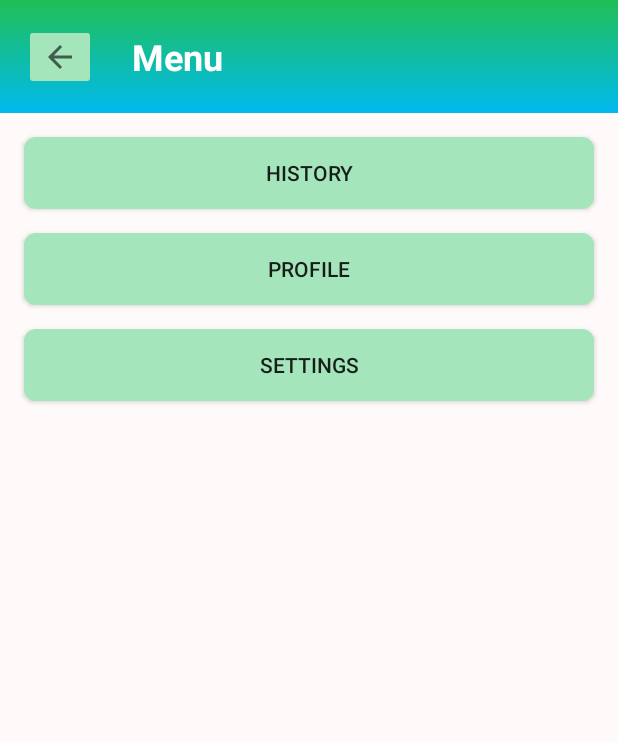
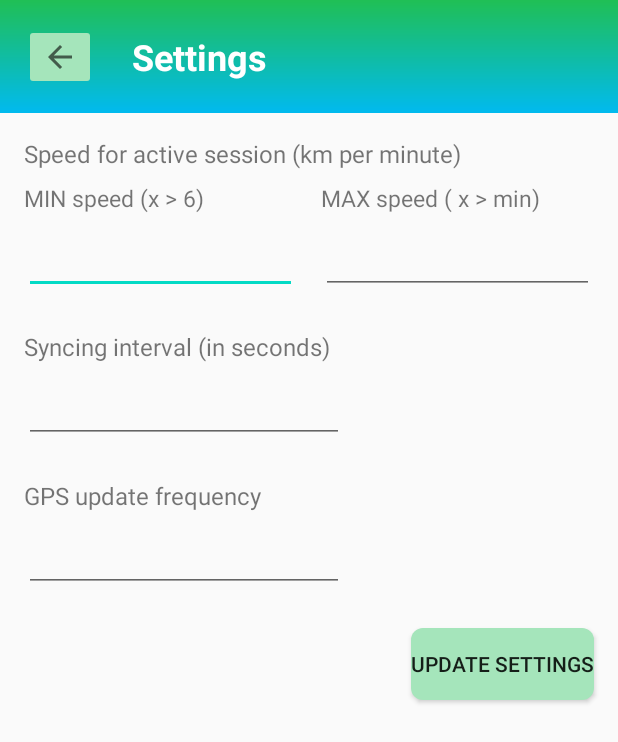
Before and after one commit to LiisMarie/Sportmap, an Android app: the MenuActivity screen opened directly, with no data from a screen before it, after a tap on "SETTINGS", on a phone screen of 412 x 824 dp. Shown: the top 742 px of the screen. Run offline under Robolectric (Android 15) with nearby library versions, the phone set to English and light mode, and no system bars.

Commit message:
settings view

```diff
--- a/app/src/main/AndroidManifest.xml
+++ b/app/src/main/AndroidManifest.xml
@@ -20,7 +20,8 @@
         android:roundIcon="@mipmap/ic_launcher_round"
         android:supportsRtl="true"
         android:theme="@style/AppTheme">
-        <activity android:name=".LoginActivity"/>
+        <activity android:name=".SettingsActivity"></activity>
+        <activity android:name=".LoginActivity" />
         <activity android:name=".AccountActivity" />
         <activity android:name=".RegisterActivity" />
         <activity android:name=".RenameOldSessionActivity" />
--- a/app/src/main/java/ee/taltech/likutt/iti0213_2019s_hw02/LocationService.kt
+++ b/app/src/main/java/ee/taltech/likutt/iti0213_2019s_hw02/LocationService.kt
@@ -64,7 +64,7 @@ class LocationService : Service() {
 
     private val dateFormat = SimpleDateFormat("yyyy-MM-dd'T'HH:mm:ss.SSSXXX", Locale.getDefault())
 
-    private var minSpeed: Int = 6*60
+    private var minSpeed: Int = 6*60  // 1 km within 6 min  -- minspeed=6*60 km / per sec
     private var maxSpeed: Int = 18*60
 
     private var prevLocation: Location? = null
--- a/app/src/main/java/ee/taltech/likutt/iti0213_2019s_hw02/MenuActivity.kt
+++ b/app/src/main/java/ee/taltech/likutt/iti0213_2019s_hw02/MenuActivity.kt
@@ -37,5 +37,8 @@ class MenuActivity : AppCompatActivity() {
 
     }
 
-    fun openSettingsView(view: View) {}
+    fun openSettingsView(view: View) {
+        val intent = Intent(this, SettingsActivity::class.java)
+        startActivity(intent)
+    }
 }
--- /dev/null
+++ b/app/src/main/java/ee/taltech/likutt/iti0213_2019s_hw02/SettingsActivity.kt
@@ -0,0 +1,40 @@
+package ee.taltech.likutt.iti0213_2019s_hw02
+
+import android.content.Intent
+import android.os.Bundle
+import android.util.Log
+import android.view.View
+import androidx.appcompat.app.AppCompatActivity
+import kotlinx.android.synthetic.main.activity_settings.*
+
+class SettingsActivity : AppCompatActivity() {
+    companion object {
+        private val TAG = this::class.java.declaringClass!!.simpleName
+    }
+
+    override fun onCreate(savedInstanceState: Bundle?) {
+        super.onCreate(savedInstanceState)
+        setContentView(R.layout.activity_settings)
+
+        // TODO...... display current settings
+        //  make changing settings possible
+        //  you can change syncing interval in options (ala when received, once in 10 sec, once in 30, sec, etc..).
+        //  It is possible to change gps update frequency
+        //  setting speed for track segment coloring in ACTIVE session
+
+        buttonUpdateSettings.setOnClickListener {
+            Log.d(TAG, editTextMinSpeed.text.toString())
+            Log.d(TAG, editTextMaxSpeed.text.toString())
+            Log.d(TAG, editTextGpsUpdateFrequency.text.toString())
+            Log.d(TAG, editTextSyncingInterval.text.toString())
+
+        }
+    }
+
+    fun openMenu(view: View) {
+        val intent = Intent(this, MenuActivity::class.java)
+        intent.flags = Intent.FLAG_ACTIVITY_CLEAR_TOP;
+        startActivity(intent)
+        finish()
+    }
+}
--- /dev/null
+++ b/app/src/main/res/layout/activity_settings.xml
@@ -0,0 +1,161 @@
+<?xml version="1.0" encoding="utf-8"?>
+<androidx.constraintlayout.widget.ConstraintLayout xmlns:android="http://schemas.android.com/apk/res/android"
+    xmlns:app="http://schemas.android.com/apk/res-auto"
+    xmlns:tools="http://schemas.android.com/tools"
+    android:layout_width="match_parent"
+    android:layout_height="match_parent"
+    tools:context=".SettingsActivity">
+
+    <androidx.appcompat.widget.Toolbar
+        android:id="@+id/toolbar"
+        android:layout_width="0dp"
+        android:layout_height="75dp"
+        android:background="@drawable/ab_gradient"
+        android:minHeight="?attr/actionBarSize"
+        android:theme="?attr/actionBarTheme"
+        app:layout_constraintEnd_toEndOf="parent"
+        app:layout_constraintStart_toStartOf="parent"
+        app:layout_constraintTop_toTopOf="parent" />
+
+    <ImageButton
+        android:id="@+id/imageButton"
+        android:layout_width="wrap_content"
+        android:layout_height="wrap_content"
+        android:layout_marginStart="16dp"
+        android:backgroundTint="#A5E5BB"
+        android:onClick="openMenu"
+        app:layout_constraintBottom_toBottomOf="@+id/toolbar"
+        app:layout_constraintStart_toStartOf="parent"
+        app:layout_constraintTop_toTopOf="parent"
+        app:srcCompat="@drawable/baseline_arrow_back_24" />
+
+    <TextView
+        android:id="@+id/textViewMenu"
+        android:layout_width="wrap_content"
+        android:layout_height="wrap_content"
+        android:layout_marginStart="24dp"
+        android:text="Settings"
+        android:textColor="#FFFFFF"
+        android:textSize="24sp"
+        android:textStyle="bold"
+        app:layout_constraintBottom_toBottomOf="@+id/toolbar"
+        app:layout_constraintStart_toEndOf="@+id/imageButton"
+        app:layout_constraintTop_toTopOf="@+id/toolbar" />
+
+    <EditText
+        android:id="@+id/editTextMinSpeed"
+        android:layout_width="0dp"
+        android:layout_height="wrap_content"
+        android:layout_marginTop="8dp"
+        android:layout_marginEnd="8dp"
+        android:ems="10"
+        android:inputType="numberSigned"
+        app:layout_constraintEnd_toStartOf="@+id/guideline4"
+        app:layout_constraintStart_toStartOf="@+id/textView10"
+        app:layout_constraintTop_toBottomOf="@+id/textView11" />
+
+    <EditText
+        android:id="@+id/editTextSyncingInterval"
+        android:layout_width="wrap_content"
+        android:layout_height="wrap_content"
+        android:layout_marginTop="8dp"
+        android:ems="10"
+        android:inputType="numberSigned"
+        app:layout_constraintStart_toStartOf="@+id/textView15"
+        app:layout_constraintTop_toBottomOf="@+id/textView15" />
+
+    <EditText
+        android:id="@+id/editTextGpsUpdateFrequency"
+        android:layout_width="wrap_content"
+        android:layout_height="wrap_content"
+        android:layout_marginTop="8dp"
+        android:ems="10"
+        android:inputType="numberSigned"
+        app:layout_constraintStart_toStartOf="@+id/textView10"
+        app:layout_constraintTop_toBottomOf="@+id/textView16" />
+
+    <EditText
+        android:id="@+id/editTextMaxSpeed"
+        android:layout_width="0dp"
+        android:layout_height="wrap_content"
+        android:layout_marginStart="8dp"
+        android:layout_marginEnd="16dp"
+        android:ems="10"
+        android:inputType="numberSigned"
+        app:layout_constraintBottom_toBottomOf="@+id/editTextMinSpeed"
+        app:layout_constraintEnd_toEndOf="parent"
+        app:layout_constraintStart_toStartOf="@+id/guideline4"
+        app:layout_constraintTop_toTopOf="@+id/editTextMinSpeed" />
+
+    <TextView
+        android:id="@+id/textView10"
+        android:layout_width="wrap_content"
+        android:layout_height="wrap_content"
+        android:layout_marginStart="16dp"
+        android:layout_marginTop="16dp"
+        android:text="Speed for active session (km per minute)"
+        android:textSize="16sp"
+        app:layout_constraintStart_toStartOf="parent"
+        app:layout_constraintTop_toBottomOf="@+id/toolbar" />
+
+    <androidx.constraintlayout.widget.Guideline
+        android:id="@+id/guideline4"
+        android:layout_width="wrap_content"
+        android:layout_height="wrap_content"
+        android:orientation="vertical"
+        app:layout_constraintGuide_percent="0.5" />
+
+    <TextView
+        android:id="@+id/textView11"
+        android:layout_width="wrap_content"
+        android:layout_height="wrap_content"
+        android:layout_marginTop="8dp"
+        android:text="MIN speed (x > 6)"
+        android:textSize="15sp"
+        app:layout_constraintStart_toStartOf="@+id/textView10"
+        app:layout_constraintTop_toBottomOf="@+id/textView10" />
+
+    <TextView
+        android:id="@+id/textView14"
+        android:layout_width="wrap_content"
+        android:layout_height="wrap_content"
+        android:layout_marginStart="8dp"
+        android:text="MAX speed ( x > min)"
+        android:textSize="15sp"
+        app:layout_constraintBottom_toBottomOf="@+id/textView11"
+        app:layout_constraintStart_toStartOf="@+id/guideline4"
+        app:layout_constraintTop_toTopOf="@+id/textView11" />
+
+    <TextView
+        android:id="@+id/textView15"
+        android:layout_width="wrap_content"
+        android:layout_height="wrap_content"
+        android:layout_marginStart="16dp"
+        android:layout_marginTop="24dp"
+        android:text="Syncing interval (in seconds)"
+        android:textSize="16sp"
+        app:layout_constraintStart_toStartOf="parent"
+        app:layout_constraintTop_toBottomOf="@+id/editTextMinSpeed" />
+
+    <TextView
+        android:id="@+id/textView16"
+        android:layout_width="wrap_content"
+        android:layout_height="wrap_content"
+        android:layout_marginTop="24dp"
+        android:text="GPS update frequency"
+        android:textSize="16sp"
+        app:layout_constraintStart_toStartOf="@+id/textView10"
+        app:layout_constraintTop_toBottomOf="@+id/editTextSyncingInterval" />
+
+    <Button
+        android:id="@+id/buttonUpdateSettings"
+        android:layout_width="wrap_content"
+        android:layout_height="wrap_content"
+        android:layout_marginTop="24dp"
+        android:layout_marginEnd="16dp"
+        android:text="Update settings"
+        android:background="@drawable/roundedbutton"
+        app:layout_constraintEnd_toEndOf="parent"
+        app:layout_constraintTop_toBottomOf="@+id/editTextGpsUpdateFrequency" />
+
+</androidx.constraintlayout.widget.ConstraintLayout>
```
